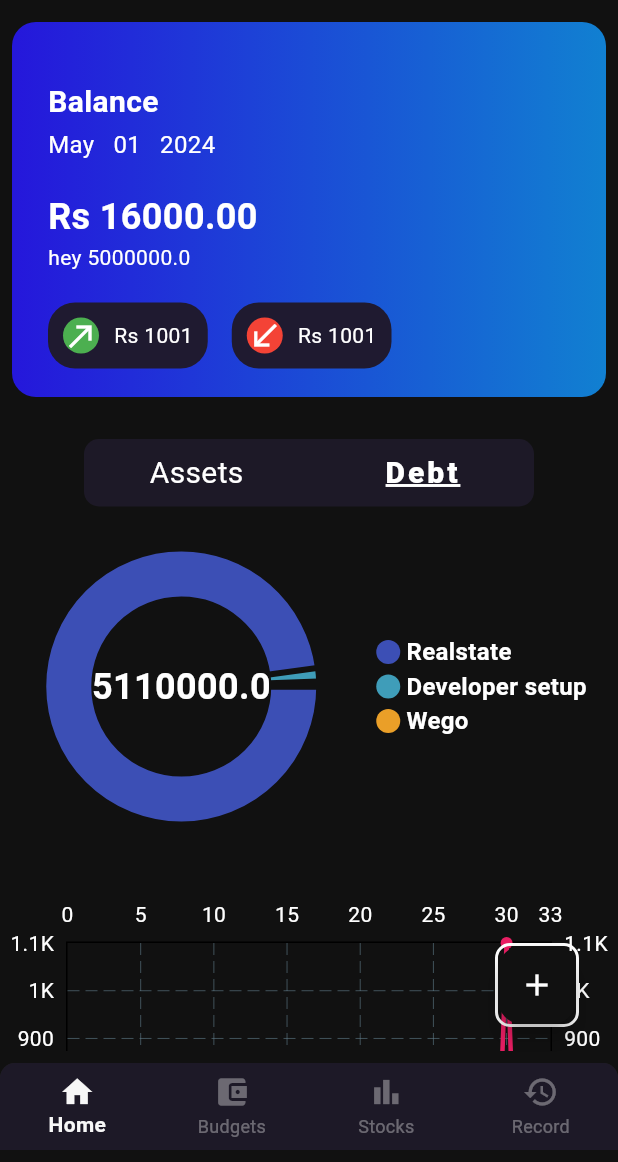
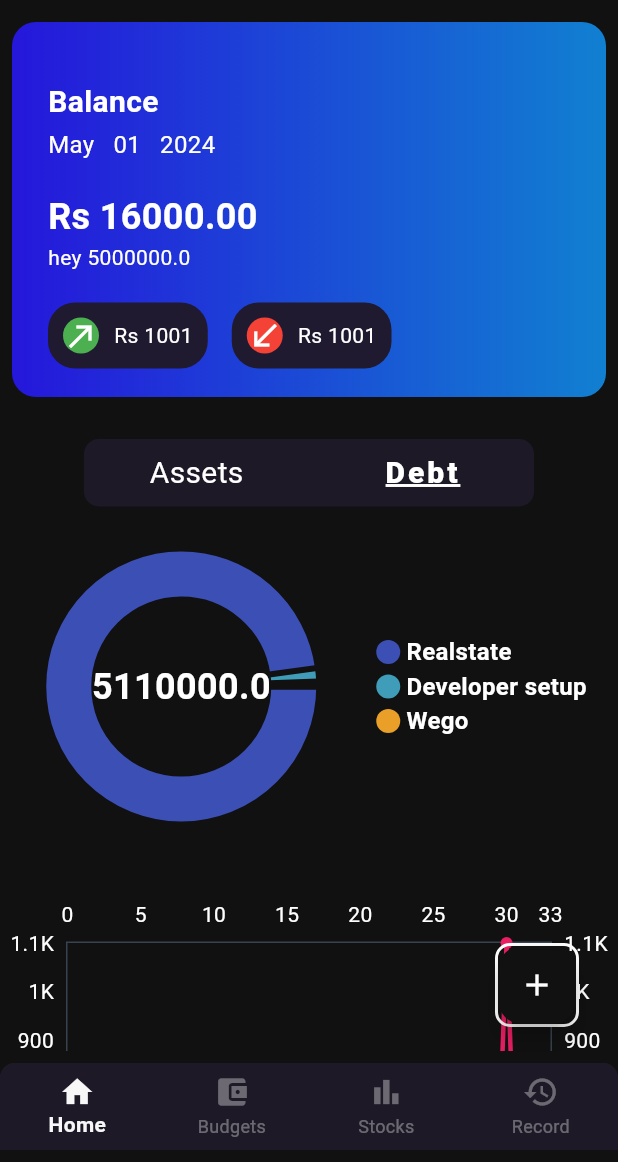
Before and after one commit to surajpahari/walletwise, a Flutter app: the BottomNavigation screen opened directly, on a phone screen of 412 x 824 dp, the part 74-1236 px from its top. Run offline on Flutter 3.47's test engine with Material 3 defaults, Android fonts, the phone set to English and light mode, and no system bars; drawn by our look-alikes of fl_chart; our stand-ins replace get, syncfusion_flutter_charts.

Commit message:
date title for chart

```diff
--- a/frontend/lib/utils/charts/bar_chart.dart
+++ b/frontend/lib/utils/charts/bar_chart.dart
@@ -42,7 +42,7 @@ List<ChartData> getChartData() {
     300,
     1100,
     300,
-    00,
+    0,
     300
   ];
   return data.asMap().entries.map((entry) {
@@ -60,13 +60,35 @@ class MyLineChart extends StatelessWidget {
   Widget build(BuildContext context) {
     return AspectRatio(
       aspectRatio: 1,
-      child: LineChart(LineChartData(lineBarsData: [
-        LineChartBarData(
-          barWidth: 3,
-          color: Colors.pink,
-          spots: points.map((point) => FlSpot(point.x, point.y)).toList(),
+      child: LineChart(
+        LineChartData(
+          lineBarsData: [
+            LineChartBarData(
+              barWidth: 3,
+              color: Colors.pink,
+              spots: points.map((point) => FlSpot(point.x, point.y)).toList(),
+            ),
+          ],
+          titlesData: FlTitlesData(
+            bottomTitles: AxisTitles(
+                sideTitles: SideTitles(
+              showTitles: true,
+              getTitlesWidget: (value, titlemeta) {
+                return Transform.rotate(
+                    angle: 30, child: Text("May ${value.toInt()}"));
+                // Assuming each index corresponds to a day in May.
+              },
+            )),
+          ),
+          borderData: FlBorderData(
+            show: true,
+            border: Border.all(
+              color: const Color(0xff37434d),
+            ),
+          ),
+          gridData: FlGridData(show: false),
         ),
-      ])),
+      ),
     );
   }
 }
```
